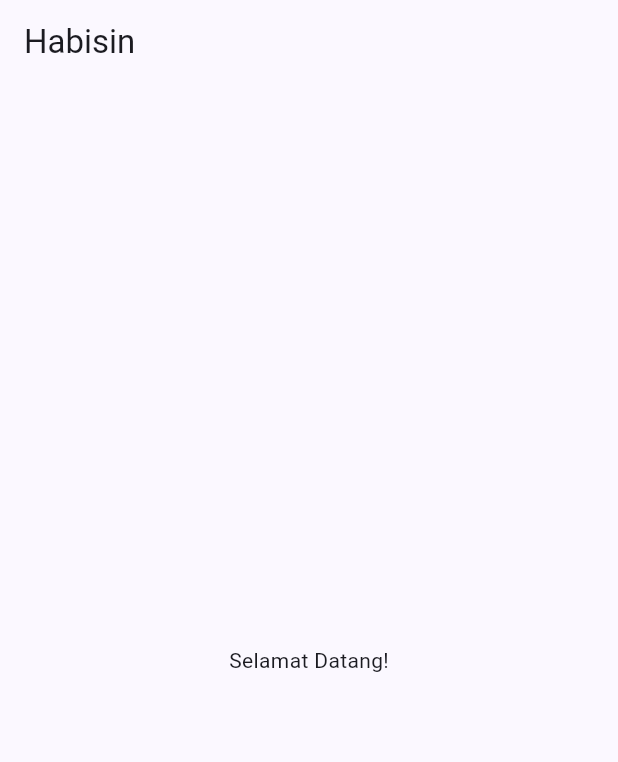
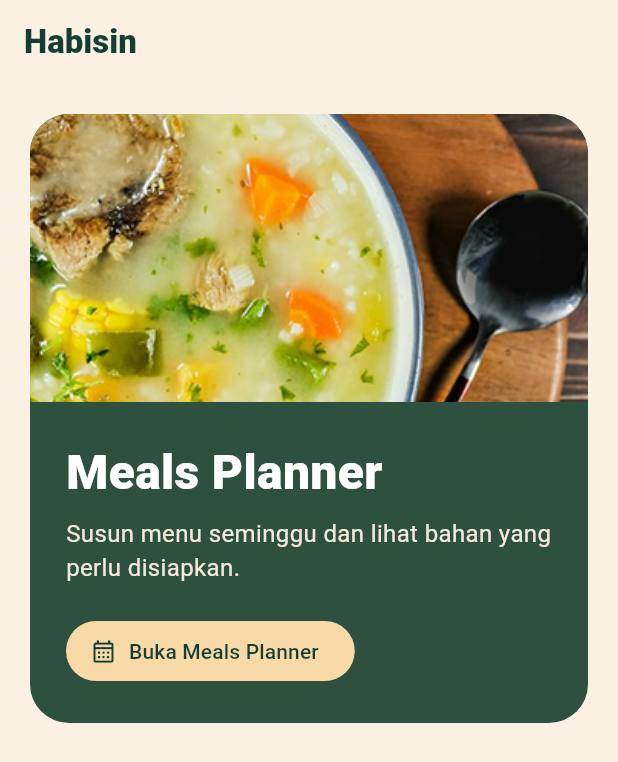
Before and after one commit to pbp-kelompok-f7/Habisin-mobile, a Flutter app: the screen it shows after launch, on a phone screen of 412 x 824 dp. Shown: the top 762 px of the screen. Run offline on Flutter 3.47's test engine with Material 3 defaults, Android fonts, the phone set to English and light mode, and no system bars.

Commit message:
feat(home): open Meals Planner and keep the session on return

```diff
--- a/lib/screens/home_screen.dart
+++ b/lib/screens/home_screen.dart
@@ -1,15 +1,101 @@
 import 'package:flutter/material.dart';
 
-class MyHomePage extends StatelessWidget {
+import '../meals_planner/plan.dart';
+import '../meals_planner/planner_screen.dart';
+import '../meals_planner/planner_style.dart';
+
+class MyHomePage extends StatefulWidget {
   const MyHomePage({super.key});
+
+  @override
+  State<MyHomePage> createState() => _MyHomePageState();
+}
+
+class _MyHomePageState extends State<MyHomePage> {
+  final weeks = <DateTime, WeeklyPlan>{};
+
   @override
   Widget build(BuildContext context) {
     return Scaffold(
+      backgroundColor: plannerCream,
       appBar: AppBar(
-        title: const Text('Habisin'),
+        backgroundColor: plannerCream,
+        foregroundColor: plannerInk,
+        title: const Text(
+          'Habisin',
+          style: TextStyle(fontWeight: FontWeight.w800),
+        ),
       ),
-      body: const Center(
-        child: Text('Selamat Datang!'),
+      body: SafeArea(
+        child: ListView(
+          padding: const EdgeInsets.all(20),
+          children: [
+            Center(
+              child: ConstrainedBox(
+                constraints: const BoxConstraints(maxWidth: 540),
+                child: Card(
+                  margin: EdgeInsets.zero,
+                  elevation: 0,
+                  clipBehavior: Clip.antiAlias,
+                  color: plannerGreen,
+                  shape: RoundedRectangleBorder(
+                    borderRadius: BorderRadius.circular(26),
+                  ),
+                  child: Column(
+                    crossAxisAlignment: CrossAxisAlignment.stretch,
+                    children: [
+                      Image.asset(
+                        'assets/meals/soup.png',
+                        height: 192,
+                        fit: BoxFit.cover,
+                        excludeFromSemantics: true,
+                      ),
+                      Padding(
+                        padding: const EdgeInsets.all(24),
+                        child: Column(
+                          crossAxisAlignment: CrossAxisAlignment.start,
+                          children: [
+                            const Text(
+                              'Meals Planner',
+                              style: TextStyle(
+                                color: Colors.white,
+                                fontSize: 32,
+                                fontWeight: FontWeight.w800,
+                              ),
+                            ),
+                            const SizedBox(height: 6),
+                            const Text(
+                              'Susun menu seminggu dan lihat bahan yang perlu disiapkan.',
+                              style: TextStyle(
+                                color: Color(0xFFF2EADB),
+                                fontSize: 16,
+                              ),
+                            ),
+                            const SizedBox(height: 20),
+                            FilledButton.icon(
+                              style: FilledButton.styleFrom(
+                                backgroundColor: plannerPeach,
+                                foregroundColor: plannerInk,
+                              ),
+                              onPressed: () => Navigator.push<void>(
+                                context,
+                                MaterialPageRoute(
+                                  builder: (_) => PlannerScreen(weeks: weeks),
+                                ),
+                              ),
+                              icon: const Icon(Icons.calendar_month_outlined),
+                              label: const Text('Buka Meals Planner'),
+                            ),
+                          ],
+                        ),
+                      ),
+                    ],
+                  ),
+                ),
+              ),
+            ),
+          ],
+        ),
       ),
     );
   }
```
